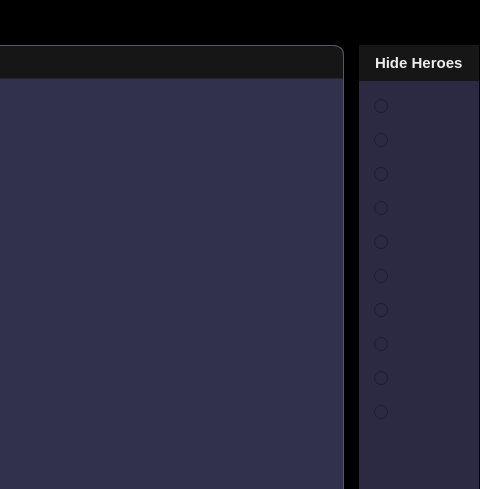
This is ui/pages/hmap_viewer.ui in elian-olbz/mlbb-drafting-and-simulation-tools as Qt 5 draws it before an edit; both pictures show x 481 to 961 and y 0 to 489 of the 961 by 643 pixel window. The edited form follows.
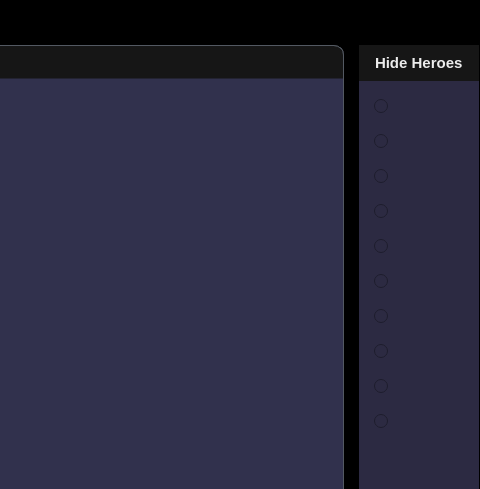
This is the edited form. Icons and pictures are not drawn.

```diff
--- a/ui/pages/hmap_viewer.ui
+++ b/ui/pages/hmap_viewer.ui
@@ -1253,7 +1253,7 @@
                                         </font>
                                        </property>
                                        <property name="text">
-                                        <string/>
+                                        <string> </string>
                                        </property>
                                       </widget>
                                      </item>
@@ -1299,7 +1299,7 @@
                                         </font>
                                        </property>
                                        <property name="text">
-                                        <string/>
+                                        <string> </string>
                                        </property>
                                       </widget>
                                      </item>
@@ -1345,7 +1345,7 @@
                                         </font>
                                        </property>
                                        <property name="text">
-                                        <string/>
+                                        <string> </string>
                                        </property>
                                       </widget>
                                      </item>
@@ -1391,7 +1391,7 @@
                                         </font>
                                        </property>
                                        <property name="text">
-                                        <string/>
+                                        <string> </string>
                                        </property>
                                       </widget>
                                      </item>
@@ -1437,7 +1437,7 @@
                                         </font>
                                        </property>
                                        <property name="text">
-                                        <string/>
+                                        <string> </string>
                                        </property>
                                       </widget>
                                      </item>
@@ -1489,7 +1489,7 @@
                                         </font>
                                        </property>
                                        <property name="text">
-                                        <string/>
+                                        <string> </string>
                                        </property>
                                       </widget>
                                      </item>
@@ -1535,7 +1535,7 @@
                                         </font>
                                        </property>
                                        <property name="text">
-                                        <string/>
+                                        <string> </string>
                                        </property>
                                       </widget>
                                      </item>
@@ -1581,7 +1581,7 @@
                                         </font>
                                        </property>
                                        <property name="text">
-                                        <string/>
+                                        <string> </string>
                                        </property>
                                       </widget>
                                      </item>
@@ -1627,7 +1627,7 @@
                                         </font>
                                        </property>
                                        <property name="text">
-                                        <string/>
+                                        <string> </string>
                                        </property>
                                       </widget>
                                      </item>
@@ -1673,7 +1673,7 @@
                                         </font>
                                        </property>
                                        <property name="text">
-                                        <string/>
+                                        <string> </string>
                                        </property>
                                       </widget>
                                      </item>
```
